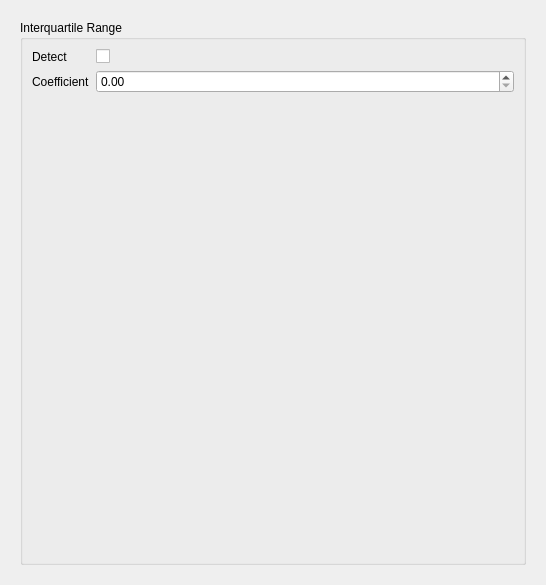
The window that tse_analytics/views/settings/outliers_settings_widget.ui (TSE-Systems/tse-analytics) describes before a commit, drawn with Qt 5.
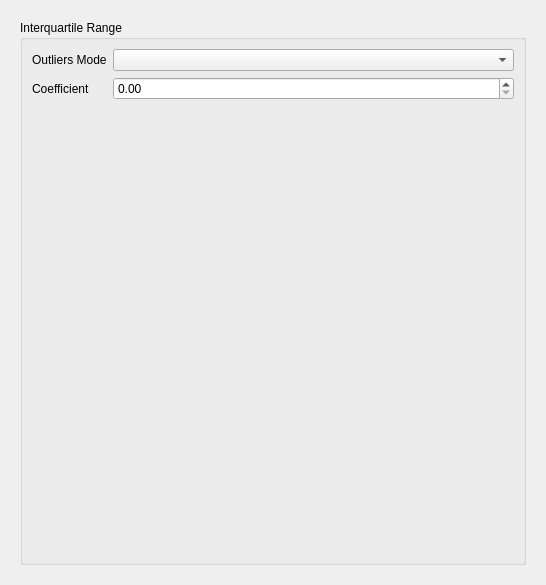
The same window after the commit.

What changed in the file:
```diff
--- a/tse_analytics/views/settings/outliers_settings_widget.ui
+++ b/tse_analytics/views/settings/outliers_settings_widget.ui
@@ -41,12 +41,12 @@
           <item row="0" column="0">
            <widget class="QLabel" name="labelDetect">
             <property name="text">
-             <string>Detect</string>
+             <string>Outliers Mode</string>
             </property>
            </widget>
           </item>
           <item row="0" column="1">
-           <widget class="QCheckBox" name="checkBoxDetect"/>
+           <widget class="QComboBox" name="outliersModeComboBox"/>
           </item>
           <item row="1" column="0">
            <widget class="QLabel" name="labelCoefficient">
```
Left out of the diff: 2 changed lines with no effect on the pictures.
